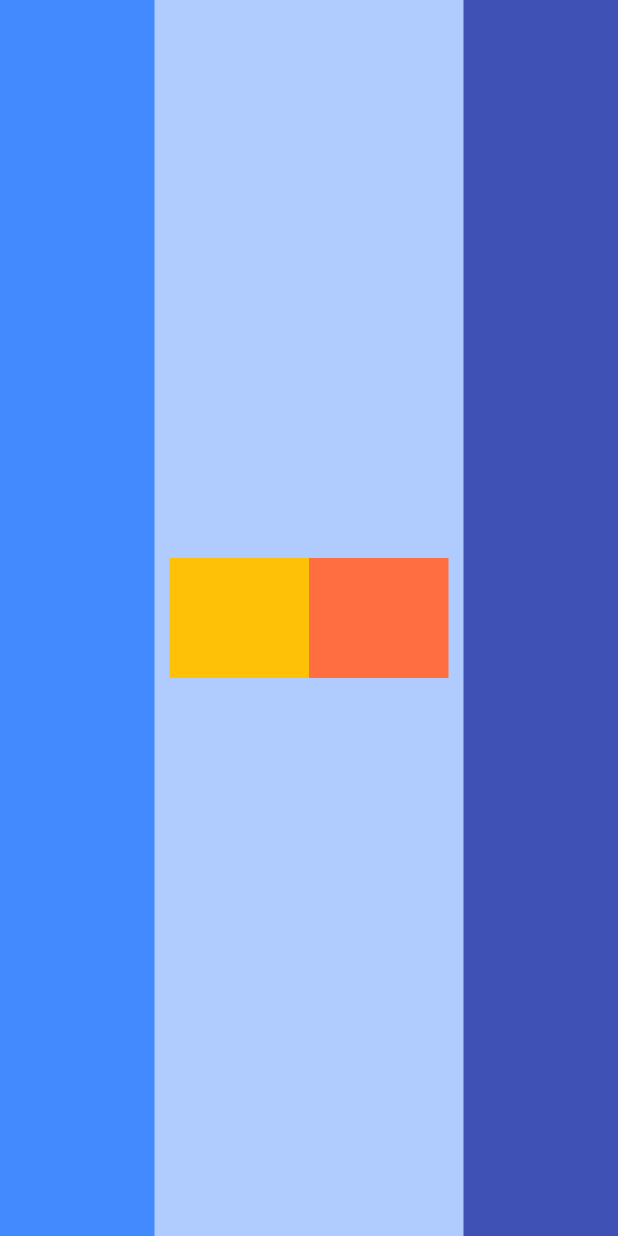
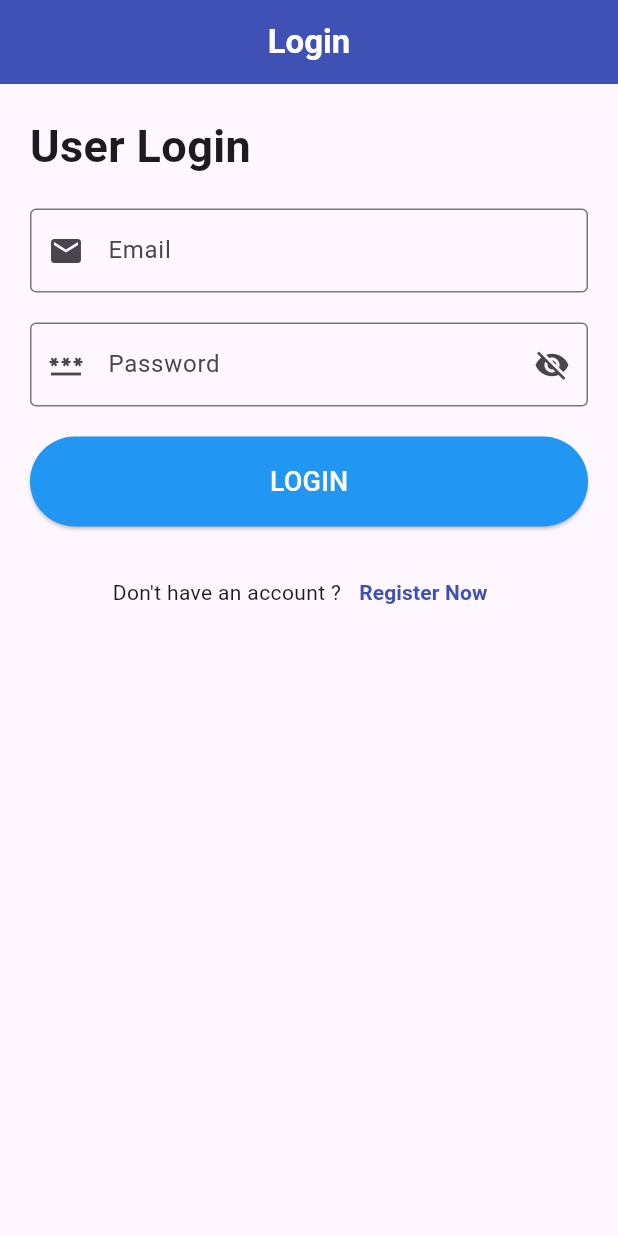
Before and after one commit to Mona-Haleem/flutter_project, a Flutter app: the screen it shows after launch, on a phone screen of 412 x 824 dp. Run offline on Flutter 3.47's test engine with Material 3 defaults, Android fonts, the phone set to English and light mode, and no system bars.

Commit message:
creating a login page

```diff
--- /dev/null
+++ b/lib/Login_page.dart
@@ -0,0 +1,130 @@
+import 'package:flutter/material.dart';
+
+class LoginPage extends StatefulWidget {
+  const LoginPage({super.key});
+
+  @override
+  State<LoginPage> createState() => _LoginState();
+}
+
+class _LoginState extends State<LoginPage> {
+  bool _isVisible = false;
+  final _formKey = GlobalKey<FormState>();
+  final TextEditingController _emailController = TextEditingController();
+  final TextEditingController _passwordController = TextEditingController();
+
+  @override
+  Widget build(BuildContext context) {
+    return Scaffold(
+      appBar: AppBar(
+        title: Text(
+          'Login',
+          style: TextStyle(color: Colors.white, fontWeight: FontWeight.bold),
+        ),
+        backgroundColor: Colors.indigo,
+        centerTitle: true,
+      ),
+      body: Padding(
+        padding: const EdgeInsets.all(20.0),
+        child: Form(
+          key: _formKey,
+          autovalidateMode: AutovalidateMode.onUnfocus,
+          child: Column(
+            crossAxisAlignment: CrossAxisAlignment.start,
+            children: [
+              Text(
+                'User Login',
+                style: TextStyle(fontSize: 30, fontWeight: FontWeight.bold),
+                textAlign: TextAlign.center,
+              ),
+              const SizedBox(height: 20),
+              TextFormField(
+                keyboardType: TextInputType.emailAddress,
+                controller: _emailController,
+                decoration: InputDecoration(
+                  prefixIcon: Icon(Icons.email),
+                  labelText: 'Email',
+                  border: OutlineInputBorder(),
+                ),
+                validator: (value) {
+                  if (value == null || value.isEmpty) {
+                    return 'Please enter your email';
+                  }
+                  if (!RegExp(
+                    r"^[a-zA-Z0-9._%+-]+@[a-zA-Z0-9.-]+\.[a-zA-Z]{2,}",
+                  ).hasMatch(value)) {
+                    return 'Enter a valid email';
+                  }
+                  return null;
+                },
+
+              ),
+              const SizedBox(height: 20),
+              TextFormField(
+                keyboardType: TextInputType.visiblePassword,
+                controller: _passwordController,
+                obscureText: !_isVisible,
+                decoration: InputDecoration(
+                  prefixIcon: Icon(Icons.password),
+                  labelText: 'Password',
+                  border: OutlineInputBorder(),
+                  suffixIcon: IconButton(
+                    icon: Icon(
+                      _isVisible
+                          ? Icons.visibility
+                          : Icons.visibility_off,
+                    ),
+                    onPressed: () {
+                      setState(() {
+                        _isVisible = !_isVisible;
+                      });
+                    },
+                  ),
+                ),
+                validator: (value) {
+                  if (value == null || value.isEmpty) {
+                    return 'Please enter your password';
+                  }
+                  if (value.length < 6) {
+                    return 'Password must be at least 6 characters';
+                  }
+                  return null;
+                },
+              ),
+              const SizedBox(height: 20),
+              ElevatedButton(
+                onPressed: () {},
+                style: ElevatedButton.styleFrom(
+                  backgroundColor: Colors.blue,
+                  minimumSize: Size(double.infinity,60)
+                ),
+                child: Text(
+                  'LOGIN',
+                  style: TextStyle(color: Colors.white, fontSize: 18),
+                ),
+              ),
+              const SizedBox(height: 20),
+              Center(
+                child: Row(
+                  mainAxisAlignment: MainAxisAlignment.center,
+                  children: [
+                    Text("Don't have an account ?"),
+                    TextButton(
+                      onPressed: (){},
+                        child: Text('Register Now',
+                        style: TextStyle(
+                          color: Colors.indigo,
+                          fontWeight: FontWeight.bold,
+                        ),
+                      ),
+                    ),
+                  ],
+                ),
+              ),
+            ],
+          ),
+        ),
+      ),
+    );
+  }
+}
--- a/lib/layout.dart
+++ b/lib/layout.dart
@@ -14,7 +14,7 @@ class BasicLayout extends StatelessWidget {
                 padding: EdgeInsets.all(10),
                 child: Row(
                   children: [
-                    Expanded(child: Container(height: 80, color: Colors.amber)),
+                    Expanded(child: Container(height: 80, color: Colors.lightGreen)),
                     Expanded(
                       child: Container(
                         height: 80,
--- a/lib/main.dart
+++ b/lib/main.dart
@@ -1,5 +1,6 @@
 import 'package:flutter/material.dart';
 import 'package:flutter_project/Home_Page.dart';
+import 'package:flutter_project/Login_page.dart';
 
 void main() {
   runApp(const MyApp());
@@ -31,7 +32,7 @@ class MyApp extends StatelessWidget {
         // tested with just a hot reload.
         colorScheme: ColorScheme.fromSeed(seedColor: Colors.deepPurple),
       ),
-      home: HomePage(),
+      home: LoginPage(),
     );
   }
 }
```
